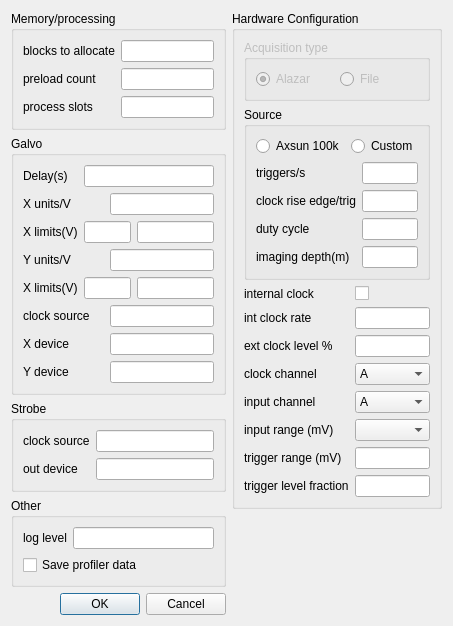
Qt form VtxEngineParamsDialog.ui (djsperka/vortup) before a commit.
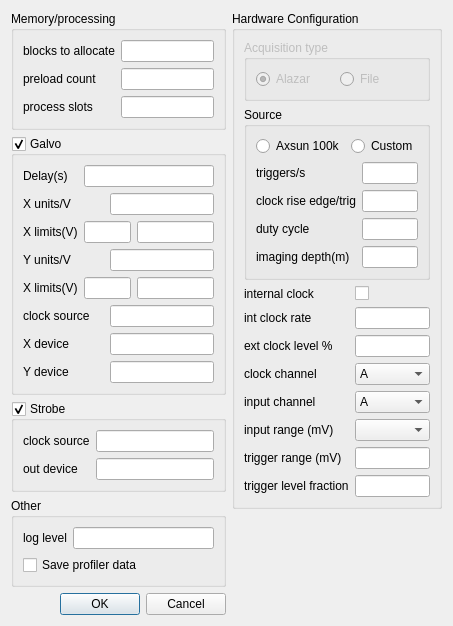
The same form after that commit. Custom widgets are drawn as their Qt base class.

Commit message: Convert GroupBox on VtxParametersDialog to checkable. Modify VtxEngineParameters to have a new vars galvo_enable and strobe_enable. Fix up code to save and re-initialize dialog.

Diff of the .ui file:
```diff
--- a/VtxEngineParamsDialog.ui
+++ b/VtxEngineParamsDialog.ui
@@ -60,6 +60,9 @@
        <property name="title">
         <string>Galvo</string>
        </property>
+       <property name="checkable">
+        <bool>true</bool>
+       </property>
        <layout class="QGridLayout" name="gridLayout">
         <item row="0" column="0">
          <widget class="QLabel" name="label">
@@ -163,6 +166,9 @@
        <property name="title">
         <string>Strobe</string>
        </property>
+       <property name="checkable">
+        <bool>true</bool>
+       </property>
        <layout class="QGridLayout" name="gridLayout_3">
         <item row="0" column="0">
          <widget class="QLabel" name="label_19">
```
Left out of the diff: 4 changed lines with no effect on the pictures. The commit also changes 5 other files.
